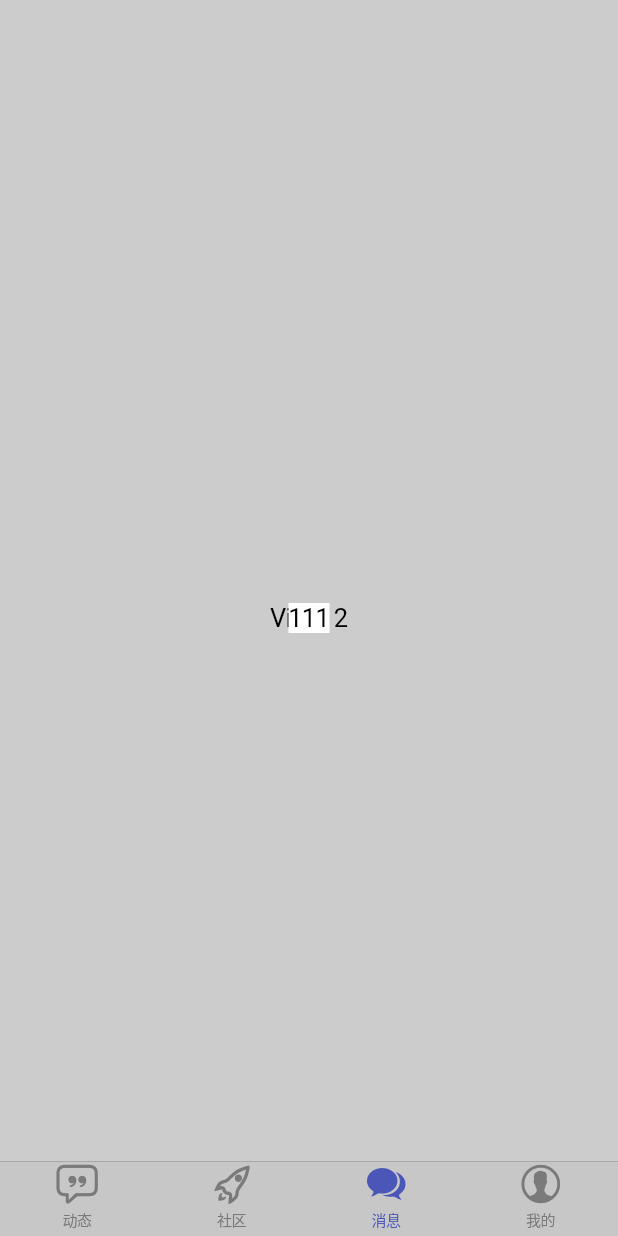
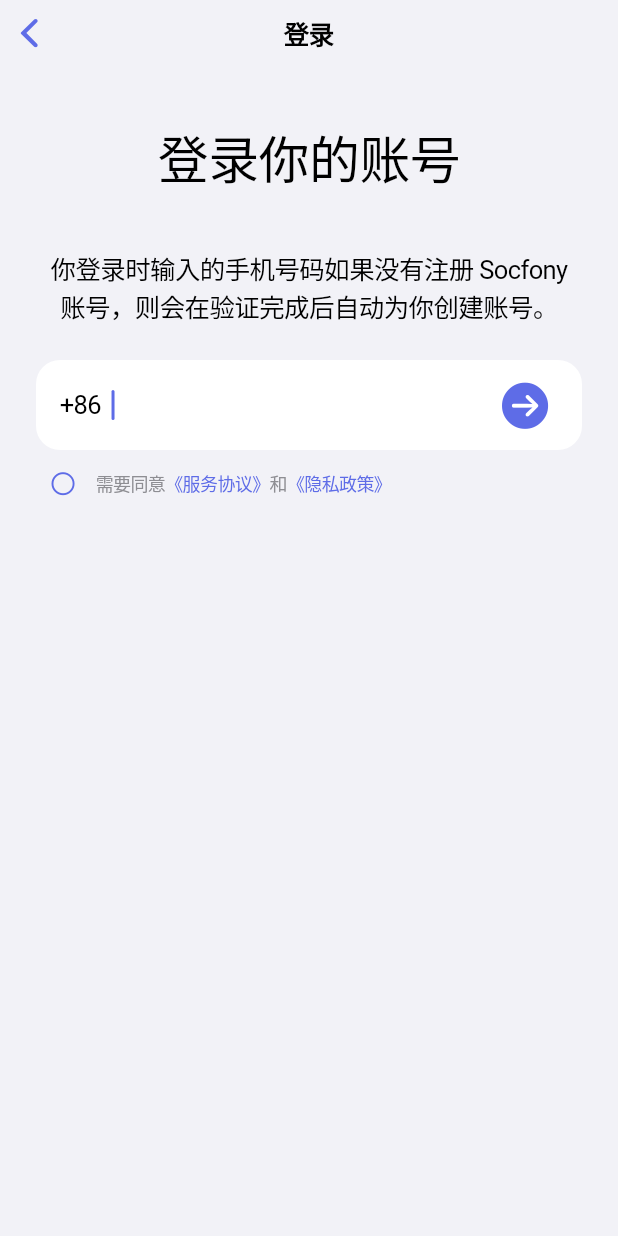
Before and after one commit to satsin06/app, a Flutter app: the screen it shows after launch, item 3 of the bottom bar chosen, on a phone screen of 412 x 824 dp. Run offline on Flutter 3.47's test engine with Material 2 defaults, Android fonts, the phone set to English and light mode, and no system bars; our stand-ins replace get.

Commit message:
chore: Coded login screen

```diff
--- a/lib/app.dart
+++ b/lib/app.dart
@@ -3,6 +3,7 @@ import 'package:get/route_manager.dart';
 
 import 'routes/app_pages.dart';
 import 'routes/app_routes.dart';
+import 'theme.dart';
 
 class App extends StatelessWidget {
   const App({Key? key}) : super(key: key);
@@ -11,9 +12,7 @@ class App extends StatelessWidget {
   Widget build(BuildContext context) {
     return GetCupertinoApp(
       title: "Socfony",
-      theme: const CupertinoThemeData(
-        primaryColor: Color(0xFF5E6CE7),
-      ),
+      theme: AppTheme.theme,
       getPages: AppPages.pages,
       initialRoute: AppRoutes.home,
     );
--- a/lib/routes/app_pages.dart
+++ b/lib/routes/app_pages.dart
@@ -1,13 +1,16 @@
 import 'package:get/route_manager.dart';
+import 'package:socfony/screens/home.dart';
+import 'package:socfony/screens/login.dart';
+import 'package:socfony/screens/verification_code.dart';
 
 import 'app_routes.dart';
-import '../screens/home/home.screen.dart';
 
 abstract class AppPages {
   static final List<GetPage> pages = [
+    GetPage(name: AppRoutes.home, page: () => const HomeScreen()),
+    GetPage(name: AppRoutes.login, page: () => const LoginScreen()),
     GetPage(
-      name: AppRoutes.home,
-      page: () => const HomeScreen(),
-    ),
+        name: AppRoutes.verificationCode,
+        page: () => const VerificationCodeScreen()),
   ];
 }
--- a/lib/routes/app_routes.dart
+++ b/lib/routes/app_routes.dart
@@ -1,4 +1,5 @@
 abstract class AppRoutes {
   static const String home = '/';
   static const String login = '/login';
+  static const String verificationCode = '/verification-code';
 }
--- a/lib/screens/home/home.screen.dart
+++ b/lib/screens/home.dart
@@ -1,8 +1,7 @@
 import 'package:flutter/cupertino.dart';
 import 'package:get/get.dart';
-import 'package:socfony/widgets/login_dialog/login_dialog.dart';
 
-import '../../routes/app_routes.dart';
+import '../routes/app_routes.dart';
 
 class HomeScreen extends StatelessWidget {
   const HomeScreen({Key? key}) : super(key: key);
@@ -34,13 +33,14 @@ class HomeScreen extends StatelessWidget {
           ),
         ],
         onTap: (int index) {
-          LoginDialog.open(context);
+          Get.toNamed(AppRoutes.login);
         },
       ),
       tabBuilder: (context, index) {
         return CupertinoPageScaffold(
           child: Center(
-            child: Text('View: $index'),
+            child: Text('View: $index',
+                style: CupertinoTheme.of(context).textTheme.textStyle),
           ),
         );
       },
--- /dev/null
+++ b/lib/screens/login.dart
@@ -0,0 +1,112 @@
+import 'package:flutter/cupertino.dart';
+import 'package:get/get.dart';
+import 'package:socfony/routes/app_routes.dart';
+
+import '../theme.dart';
+
+class LoginScreen extends StatelessWidget {
+  const LoginScreen({Key? key}) : super(key: key);
+
+  @override
+  Widget build(BuildContext context) {
+    return CupertinoPageScaffold(
+      navigationBar: const CupertinoNavigationBar(
+        automaticallyImplyLeading: true,
+        middle: Text('登录'),
+      ),
+      child: ListView(
+        children: <Widget>[
+          Padding(
+            padding: const EdgeInsets.symmetric(horizontal: 48, vertical: 36),
+            child: Text(
+              '登录你的账号',
+              style: CupertinoTheme.of(context).textTheme.textStyle.copyWith(
+                    fontWeight: FontWeight.w300,
+                    fontSize: 34,
+                  ),
+              textAlign: TextAlign.center,
+            ),
+          ),
+          Padding(
+            padding: const EdgeInsets.symmetric(horizontal: 24),
+            child: Text(
+              '你登录时输入的手机号码如果没有注册 Socfony 账号，则会在验证完成后自动为你创建账号。',
+              textAlign: TextAlign.center,
+              style: CupertinoTheme.of(context).textTheme.textStyle,
+            ),
+          ),
+          Container(
+            padding: const EdgeInsets.symmetric(horizontal: 16, vertical: 8),
+            margin: const EdgeInsets.all(24).copyWith(bottom: 0),
+            decoration: BoxDecoration(
+              borderRadius: BorderRadius.circular(16),
+              color: AppTheme.cardBackgroundColor.resolveFrom(context),
+            ),
+            child: CupertinoTextField(
+              keyboardType: TextInputType.number,
+              decoration: const BoxDecoration(),
+              prefix: Text(
+                '+86',
+                style: CupertinoTheme.of(context).textTheme.textStyle,
+              ),
+              suffix: CupertinoButton(
+                padding: EdgeInsets.zero,
+                child: const Icon(
+                  CupertinoIcons.arrow_right_circle_fill,
+                  size: 36,
+                ),
+                onPressed: () {
+                  Get.toNamed(AppRoutes.verificationCode);
+                },
+              ),
+              autofocus: true,
+            ),
+          ),
+          Padding(
+            padding: const EdgeInsets.symmetric(horizontal: 20.0),
+            child: Row(
+              children: [
+                CupertinoButton(
+                  padding: EdgeInsets.zero,
+                  child: const Icon(
+                    CupertinoIcons.circle,
+                    size: 18,
+                  ),
+                  onPressed: () {},
+                ),
+                Expanded(
+                  child: Text.rich(
+                    TextSpan(
+                      children: <TextSpan>[
+                        const TextSpan(text: '需要同意'),
+                        TextSpan(
+                          text: '《服务协议》',
+                          style: TextStyle(
+                              color: CupertinoTheme.of(context).primaryColor),
+                        ),
+                        const TextSpan(text: '和'),
+                        TextSpan(
+                          text: '《隐私政策》',
+                          style: TextStyle(
+                              color: CupertinoTheme.of(context).primaryColor),
+                        ),
+                      ],
+                      style: CupertinoTheme.of(context)
+                          .textTheme
+                          .textStyle
+                          .copyWith(
+                            fontSize: 12,
+                            fontWeight: FontWeight.normal,
+                            color: CupertinoColors.systemGrey,
+                          ),
+                    ),
+                  ),
+                ),
+              ],
+            ),
+          ),
+        ],
+      ),
+    );
+  }
+}
--- /dev/null
+++ b/lib/screens/verification_code.dart
@@ -0,0 +1,67 @@
+import 'package:flutter/cupertino.dart';
+
+import '../theme.dart';
+
+class VerificationCodeScreen extends StatelessWidget {
+  const VerificationCodeScreen({Key? key}) : super(key: key);
+
+  @override
+  Widget build(BuildContext context) {
+    return CupertinoPageScaffold(
+      navigationBar: CupertinoNavigationBar(
+        automaticallyImplyLeading: true,
+        middle: const Text('输入验证码'),
+        trailing: CupertinoButton(
+          padding: EdgeInsets.zero,
+          child: const Text('确定'),
+          onPressed: () {},
+        ),
+      ),
+      child: ListView(
+        children: [
+          Container(
+            padding: const EdgeInsets.symmetric(horizontal: 16, vertical: 8),
+            margin: const EdgeInsets.all(24).copyWith(bottom: 6),
+            decoration: BoxDecoration(
+              borderRadius: BorderRadius.circular(16),
+              color: AppTheme.cardBackgroundColor.resolveFrom(context),
+            ),
+            child: CupertinoTextField(
+              keyboardType: TextInputType.number,
+              decoration: const BoxDecoration(),
+              prefix: Text(
+                '验证码',
+                style: CupertinoTheme.of(context).textTheme.textStyle,
+              ),
+              autofocus: true,
+            ),
+          ),
+          Padding(
+            padding: const EdgeInsets.symmetric(horizontal: 34),
+            child: SizedBox(
+              width: double.infinity,
+              child: Text.rich(
+                TextSpan(
+                  children: [
+                    const TextSpan(text: '如未收到验证码，请点击'),
+                    TextSpan(
+                      text: '重新获取',
+                      style: TextStyle(
+                        color: CupertinoTheme.of(context).primaryColor,
+                      ),
+                    )
+                  ],
+                ),
+                style: CupertinoTheme.of(context).textTheme.textStyle.copyWith(
+                      fontSize: 12,
+                      fontWeight: FontWeight.normal,
+                      color: CupertinoColors.systemGrey,
+                    ),
+              ),
+            ),
+          ),
+        ],
+      ),
+    );
+  }
+}
--- /dev/null
+++ b/lib/theme.dart
@@ -0,0 +1,29 @@
+import 'package:flutter/cupertino.dart';
+
+abstract class AppTheme {
+  static const Color primaryColor = Color(0xFF5E6CE7);
+
+  static const CupertinoDynamicColor scaffoldBackgroundColor =
+      CupertinoDynamicColor.withBrightness(
+    color: CupertinoColors.systemGrey6,
+    darkColor: CupertinoColors.black,
+  );
+
+  static const CupertinoDynamicColor barBackgroundColor =
+      CupertinoDynamicColor.withBrightness(
+    color: Color(0xF0F9F9F9),
+    darkColor: Color(0xF01D1D1D),
+  );
+
+  static const CupertinoDynamicColor cardBackgroundColor =
+      CupertinoDynamicColor.withBrightness(
+    color: Color(0xFFFFFFFF),
+    darkColor: Color(0xFF1D1D1D),
+  );
+
+  static CupertinoThemeData get theme => const CupertinoThemeData(
+        primaryColor: primaryColor,
+        barBackgroundColor: barBackgroundColor,
+        scaffoldBackgroundColor: scaffoldBackgroundColor,
+      );
+}
--- a/lib/widgets/full_screen_dialog_wrapper.dart
+++ /dev/null
@@ -1,17 +0,0 @@
-import 'package:flutter/cupertino.dart';
-import 'package:flutter/material.dart';
-
-class FullScreenDialogWrapper extends StatelessWidget {
-  const FullScreenDialogWrapper({Key? key}) : super(key: key);
-
-  @override
-  Widget build(BuildContext context) {
-    return Center(
-      child: Container(
-        margin: EdgeInsets.symmetric(horizontal: 20, vertical: 30),
-        color: Theme.of(context).cardColor,
-        child: Text('111'),
-      ),
-    );
-  }
-}
--- a/lib/widgets/login_dialog/login_dialog.dart
+++ /dev/null
@@ -1,21 +0,0 @@
-import 'package:flutter/cupertino.dart';
-
-import '../full_screen_dialog_wrapper.dart';
-
-class LoginDialog extends StatelessWidget {
-  const LoginDialog({Key? key}) : super(key: key);
-
-  @override
-  Widget build(BuildContext context) {
-    return const FullScreenDialogWrapper();
-  }
-
-  static open(BuildContext context) {
-    Navigator.of(context).push(
-      CupertinoDialogRoute(
-        builder: (_) => const LoginDialog(),
-        context: context,
-      ),
-    );
-  }
-}
```
